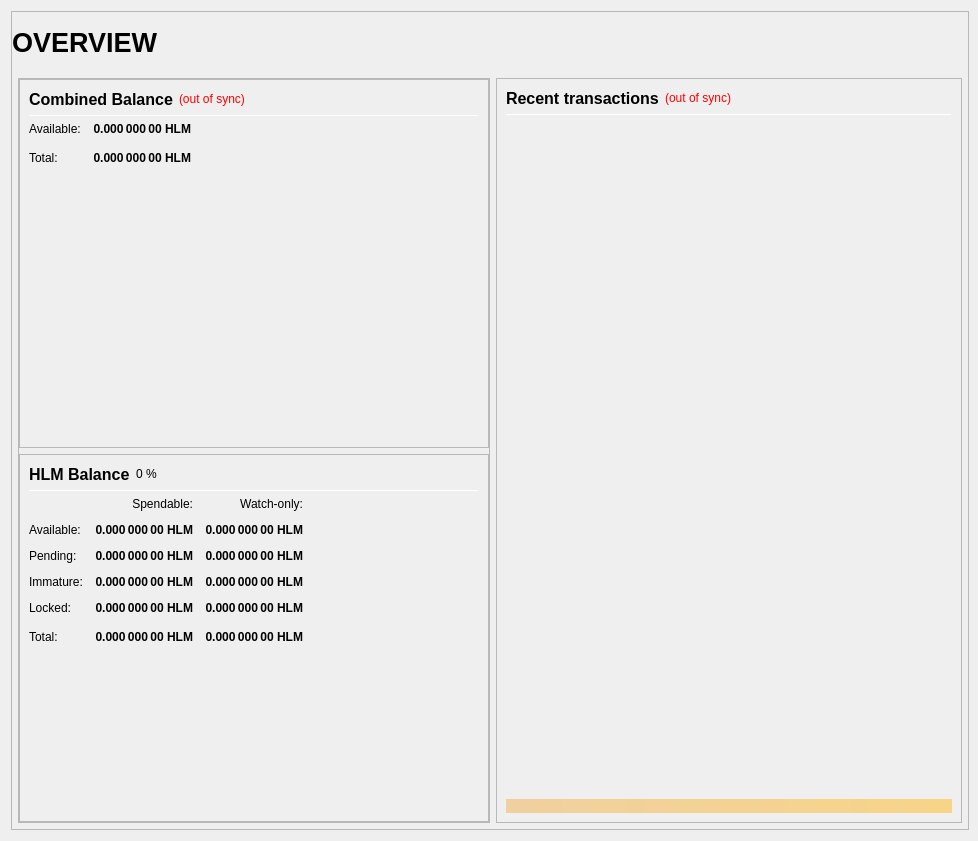
The window that src/qt/forms/overviewpage.ui (heliumchain/squorum) describes before a commit, drawn with Qt 5.
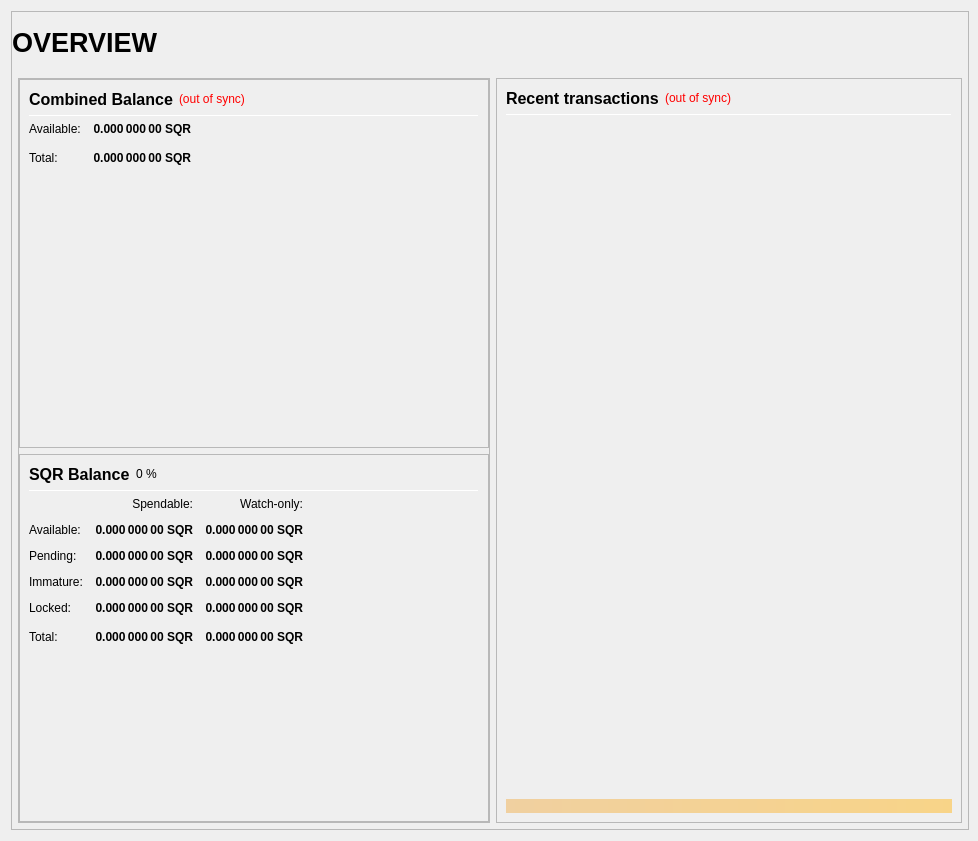
The same window after the commit.

```diff
--- a/src/qt/forms/overviewpage.ui
+++ b/src/qt/forms/overviewpage.ui
@@ -306,7 +306,7 @@
                           <string>Your current spendable balance</string>
                          </property>
                          <property name="text">
-                          <string notr="true">0.000 000 00 HLM</string>
+                          <string notr="true">0.000 000 00 SQR</string>
                          </property>
                          <property name="alignment">
                           <set>Qt::AlignRight|Qt::AlignTrailing|Qt::AlignVCenter</set>
@@ -338,7 +338,7 @@
                           <string>Total Balance, including all unavailable coins.</string>
                          </property>
                          <property name="text">
-                          <string notr="true">0.000 000 00 HLM</string>
+                          <string notr="true">0.000 000 00 SQR</string>
                          </property>
                          <property name="alignment">
                           <set>Qt::AlignRight|Qt::AlignTrailing|Qt::AlignVCenter</set>
@@ -406,7 +406,7 @@
                           </font>
                          </property>
                          <property name="text">
-                          <string>HLM Balance</string>
+                          <string>SQR Balance</string>
                          </property>
                         </widget>
                        </item>
@@ -498,7 +498,7 @@
                           <string>Your current spendable balance</string>
                          </property>
                          <property name="text">
-                          <string notr="true">0.000 000 00 HLM</string>
+                          <string notr="true">0.000 000 00 SQR</string>
                          </property>
                          <property name="alignment">
                           <set>Qt::AlignRight|Qt::AlignTrailing|Qt::AlignVCenter</set>
@@ -523,7 +523,7 @@
                           <string>Your current balance in watch-only addresses</string>
                          </property>
                          <property name="text">
-                          <string notr="true">0.000 000 00 HLM</string>
+                          <string notr="true">0.000 000 00 SQR</string>
                          </property>
                          <property name="alignment">
                           <set>Qt::AlignRight|Qt::AlignTrailing|Qt::AlignVCenter</set>
@@ -555,7 +555,7 @@
                           <string>Total of transactions that have yet to be confirmed, and do not yet count toward the spendable balance</string>
                          </property>
                          <property name="text">
-                          <string notr="true">0.000 000 00 HLM</string>
+                          <string notr="true">0.000 000 00 SQR</string>
                          </property>
                          <property name="alignment">
                           <set>Qt::AlignRight|Qt::AlignTrailing|Qt::AlignVCenter</set>
@@ -580,7 +580,7 @@
                           <string>Unconfirmed transactions to watch-only addresses</string>
                          </property>
                          <property name="text">
-                          <string notr="true">0.000 000 00 HLM</string>
+                          <string notr="true">0.000 000 00 SQR</string>
                          </property>
                          <property name="alignment">
                           <set>Qt::AlignRight|Qt::AlignTrailing|Qt::AlignVCenter</set>
@@ -612,7 +612,7 @@
                           <string>Staked or masternode rewards that has not yet matured</string>
                          </property>
                          <property name="text">
-                          <string notr="true">0.000 000 00 HLM</string>
+                          <string notr="true">0.000 000 00 SQR</string>
                          </property>
                          <property name="alignment">
                           <set>Qt::AlignRight|Qt::AlignTrailing|Qt::AlignVCenter</set>
@@ -637,7 +637,7 @@
                           <string>Staked or masternode rewards in watch-only addresses that has not yet matured</string>
                          </property>
                          <property name="text">
-                          <string notr="true">0.000 000 00 HLM</string>
+                          <string notr="true">0.000 000 00 SQR</string>
                          </property>
                          <property name="alignment">
                           <set>Qt::AlignRight|Qt::AlignTrailing|Qt::AlignVCenter</set>
@@ -672,7 +672,7 @@
                           <string>Locked HLM or Masternode collaterals. These are excluded from zHLM minting.</string>
                          </property>
                          <property name="text">
-                          <string notr="true">0.000 000 00 HLM</string>
+                          <string notr="true">0.000 000 00 SQR</string>
                          </property>
                          <property name="alignment">
                           <set>Qt::AlignRight|Qt::AlignTrailing|Qt::AlignVCenter</set>
@@ -697,7 +697,7 @@
                           <string>Current locked balance in watch-only addresses</string>
                          </property>
                          <property name="text">
-                          <string notr="true">0.000 000 00 HLM</string>
+                          <string notr="true">0.000 000 00 SQR</string>
                          </property>
                          <property name="alignment">
                           <set>Qt::AlignRight|Qt::AlignTrailing|Qt::AlignVCenter</set>
@@ -732,7 +732,7 @@
                           <string>Your current balance, unconfirmed and immature transactions included</string>
                          </property>
                          <property name="text">
-                          <string notr="true">0.000 000 00 HLM</string>
+                          <string notr="true">0.000 000 00 SQR</string>
                          </property>
                          <property name="alignment">
                           <set>Qt::AlignRight|Qt::AlignTrailing|Qt::AlignVCenter</set>
@@ -757,7 +757,7 @@
                           <string>Current total balance in watch-only addresses</string>
                          </property>
                          <property name="text">
-                          <string notr="true">0.000 000 00 HLM</string>
+                          <string notr="true">0.000 000 00 SQR</string>
                          </property>
                          <property name="alignment">
                           <set>Qt::AlignRight|Qt::AlignTrailing|Qt::AlignVCenter</set>
```
Left out of the diff: 10 changed lines with no effect on the pictures.
